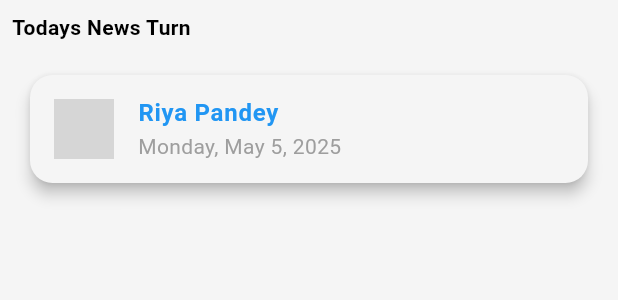
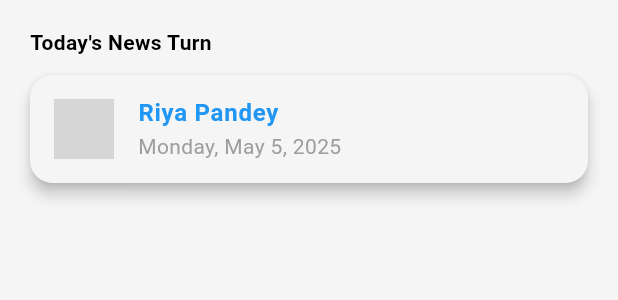
Before and after one commit to prathameshks/elastik_management, a Flutter app: the HomeScreen widget shown alone on an empty page, opened directly, on a phone screen of 412 x 824 dp. Shown: the top 300 px of the screen. Run offline on Flutter 3.47's test engine with Material 3 defaults, Android fonts, the phone set to English and light mode, and no system bars; our stand-ins replace shared_preferences; accounts and stored records are empty; network calls fail; grey boxes are pictures that could not be loaded.

Commit message:
Update home screen

```diff
--- a/lib/screens/home_screen.dart
+++ b/lib/screens/home_screen.dart
@@ -38,8 +38,14 @@ class _HomeScreenState extends State<HomeScreen> {
       child: Column(
         crossAxisAlignment: CrossAxisAlignment.start,
         children: [
-          const Text("Todays News Turn", style: TextStyle(fontWeight: FontWeight.bold),),
           const SizedBox(height: 10),
+          const Padding(
+            padding: EdgeInsets.only(left: 12.0),
+            child: Text(
+              "Today's News Turn",
+              style: TextStyle(fontWeight: FontWeight.bold),
+            ),
+          ),
           _dailyNews.isNotEmpty
               ? NewsCard(
                   personName: _dailyNews.first.personName,
@@ -47,7 +53,7 @@ class _HomeScreenState extends State<HomeScreen> {
                   date: _dailyNews.first.date,
                 )
               : const Center(
-                  child: Text("No News To Display"),
+                  child: Text("No News Today"),
                 ),
         ],
       ),
--- a/lib/utils/data_loader.dart
+++ b/lib/utils/data_loader.dart
@@ -1,5 +1,5 @@
 import 'dart:convert';
-import 'package:elastik_management/models/wfo_schema.dart';
+// import 'package:elastik_management/models/wfo_schema.dart';
 import 'package:flutter/services.dart' show rootBundle;
 
 import '../models/user.dart';
```
